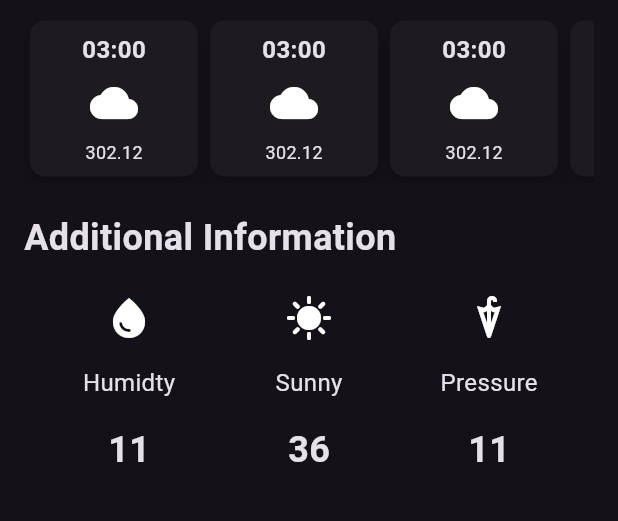
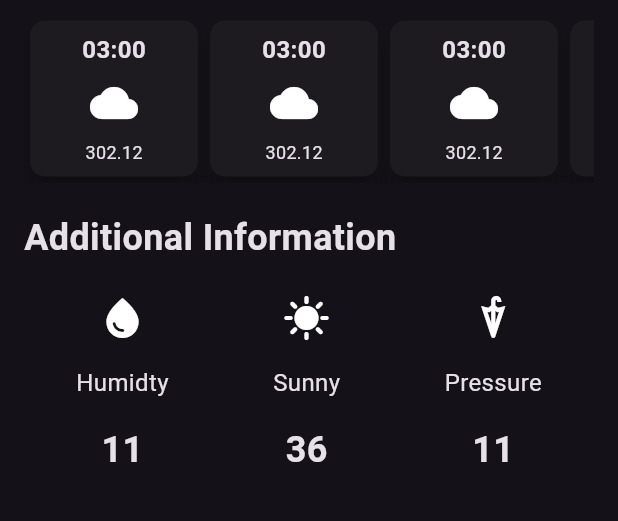
Before and after one commit to SemajCode/weather_app, a Flutter app: the screen it shows after launch, on a phone screen of 412 x 824 dp, the part 506-1027 px from its top. Run offline on Flutter 3.47's test engine with Material 2 defaults, Android fonts, the phone set to English and light mode, and no system bars.

Commit message:
added changes

```diff
--- a/lib/additional_info_item.dart
+++ b/lib/additional_info_item.dart
@@ -13,9 +13,7 @@ class AdditionalInfoItem extends StatelessWidget {
 
   @override
   Widget build(BuildContext context) {
-    return SizedBox(
-      width: 100,
-      child: Column(
+    return Column(
       children: [
         Icon(
           icon,
@@ -38,7 +36,6 @@ class AdditionalInfoItem extends StatelessWidget {
           style: const TextStyle(fontSize: 24, fontWeight: FontWeight.bold),
         ),
       ],
-      ),
     );
   }
 }
--- a/lib/weather_screen.dart
+++ b/lib/weather_screen.dart
@@ -126,7 +126,7 @@ class WeatherScreen extends StatelessWidget {
               height: 20,
             ),
             const Row(
-              mainAxisAlignment: MainAxisAlignment.spaceEvenly,
+              mainAxisAlignment: MainAxisAlignment.spaceAround,
               children: [
                 AdditionalInfoItem(
                   icon: Icons.water_drop,
```
Lines whose indentation alone changed are shown as unchanged.
